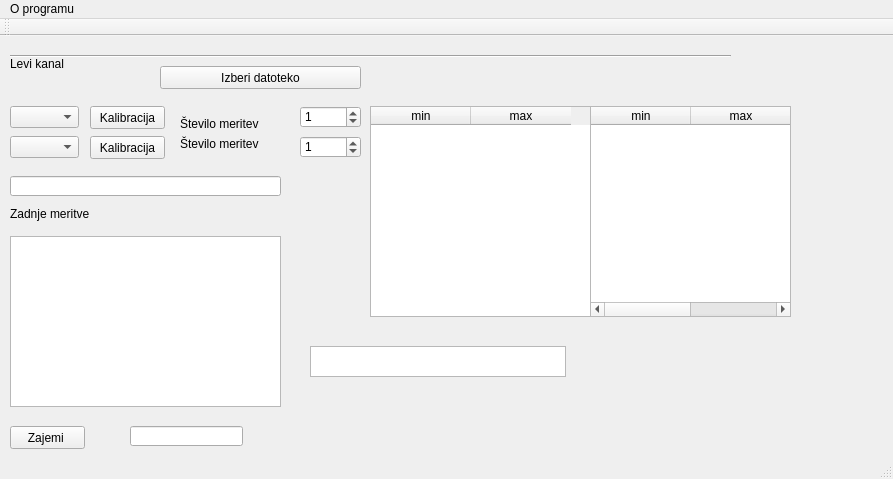
Old version of the form mainwindow.ui in the repository krkoc/meritve.
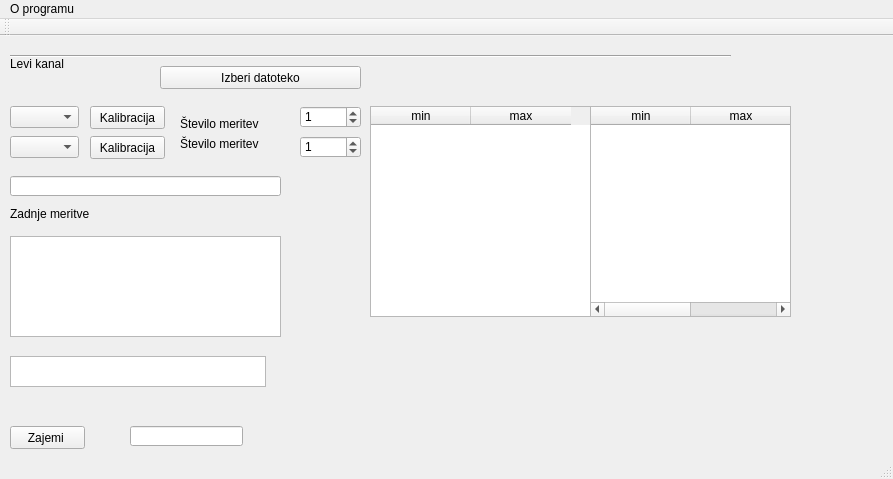
New version of the form.

```diff
--- a/mainwindow.ui
+++ b/mainwindow.ui
@@ -131,7 +131,7 @@
       <x>10</x>
       <y>200</y>
       <width>271</width>
-      <height>171</height>
+      <height>101</height>
      </rect>
     </property>
    </widget>
@@ -253,8 +253,8 @@
    <widget class="QTableWidget" name="meritveTable">
     <property name="geometry">
      <rect>
-      <x>310</x>
-      <y>310</y>
+      <x>10</x>
+      <y>320</y>
       <width>256</width>
       <height>31</height>
      </rect>
```
